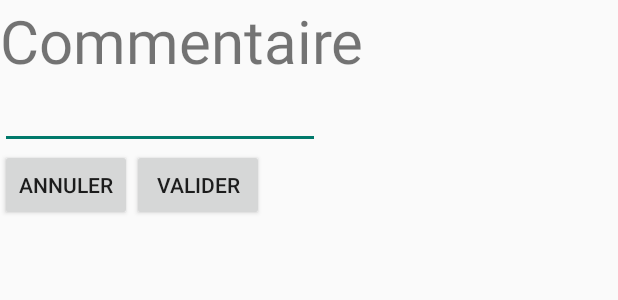
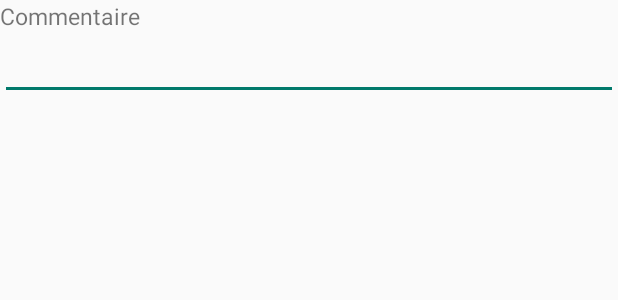
Before and after one commit to Gyraxy/MoodTracker, an Android app: the layout comment_popup.xml on its own in the app's theme, with its tools: preview values and no code run, on a phone screen of 412 x 824 dp. Shown: the top 300 px of the screen. Run offline under Robolectric (Android 15) with nearby library versions, the phone set to English and light mode, and no system bars.

Commit message:
Comment Popup when click on Comment ImageView

```diff
--- a/app/src/main/AndroidManifest.xml
+++ b/app/src/main/AndroidManifest.xml
@@ -9,7 +9,7 @@
         android:roundIcon="@mipmap/ic_launcher_round"
         android:supportsRtl="true"
         android:theme="@style/AppTheme">
-        <activity android:name=".Controllers.Activities.MainActivity">
+        <activity android:name=".controllers.activities.MainActivity">
             <intent-filter>
                 <action android:name="android.intent.action.MAIN" />
 
--- a/app/src/main/res/layout/comment_popup.xml
+++ b/app/src/main/res/layout/comment_popup.xml
@@ -1,42 +1,27 @@
 <?xml version="1.0" encoding="utf-8"?>
 <LinearLayout
-    xmlns:android="http://schemas.android.com/apk/res/android" android:layout_width="match_parent"
+    xmlns:android="http://schemas.android.com/apk/res/android"
+    android:layout_width="match_parent"
     android:layout_height="match_parent"
     android:orientation="vertical">
 
     <TextView
         android:id="@+id/popup_title"
-        android:layout_width="wrap_content"
+        android:layout_width="match_parent"
         android:layout_height="wrap_content"
         android:text="Commentaire"
-        android:textSize="40sp"/>
+        android:textSize="15sp"/>
 
     <EditText
         android:id="@+id/comments_txt"
-        android:layout_width="wrap_content"
+        android:layout_width="match_parent"
         android:layout_height="wrap_content"
         android:ems="10"
+        android:textColorHighlight="@color/colorAccent"
         android:inputType="textPersonName"/>
 
-    <LinearLayout
-        android:layout_width="wrap_content"
-        android:layout_height="wrap_content"
-        android:orientation="horizontal">
-
-        <Button
-            android:id="@+id/cancel_btn"
-            android:layout_width="wrap_content"
-            android:layout_height="wrap_content"
-            android:text="ANNULER"/>
-
-        <Button
-            android:id="@+id/validate_btn"
-            android:layout_width="wrap_content"
-            android:layout_height="wrap_content"
-            android:text="VALIDER"/>
-
-    </LinearLayout>
-
-
+    <Space
+        android:layout_width="match_parent"
+        android:layout_height="20dp" />
 
 </LinearLayout>
--- a/app/src/main/res/layout/fragment_page.xml
+++ b/app/src/main/res/layout/fragment_page.xml
@@ -6,7 +6,7 @@
     android:layout_width="match_parent"
     android:layout_height="match_parent"
     android:orientation="vertical"
-    tools:context=".Controllers.Fragments.PageFragment"
+    tools:context=".controllers.fragments.PageFragment"
     android:gravity="center">
 
     <Space
```
Also changed, not shown: app/src/main/java/com/duboscq/nicolas/moodtracker/Controllers/Fragments/PageFragment.java (deleted, +0 -66 lines), app/src/main/java/com/duboscq/nicolas/moodtracker/adapters/PageAdapter.java (renamed from app/src/main/java/com/duboscq/nicolas/moodtracker/Adapters/PageAdapter.java, +3 -5 lines), app/src/main/java/com/duboscq/nicolas/moodtracker/controllers/activities/MainActivity.java (renamed from app/src/main/java/com/duboscq/nicolas/moodtracker/Controllers/Activities/MainActivity.java, +3 -8 lines), app/src/main/java/com/duboscq/nicolas/moodtracker/controllers/fragments/PageFragment.java (added, +99 -0 lines), app/src/main/res/values/smiley.xml (deleted, +0 -10 lines).
